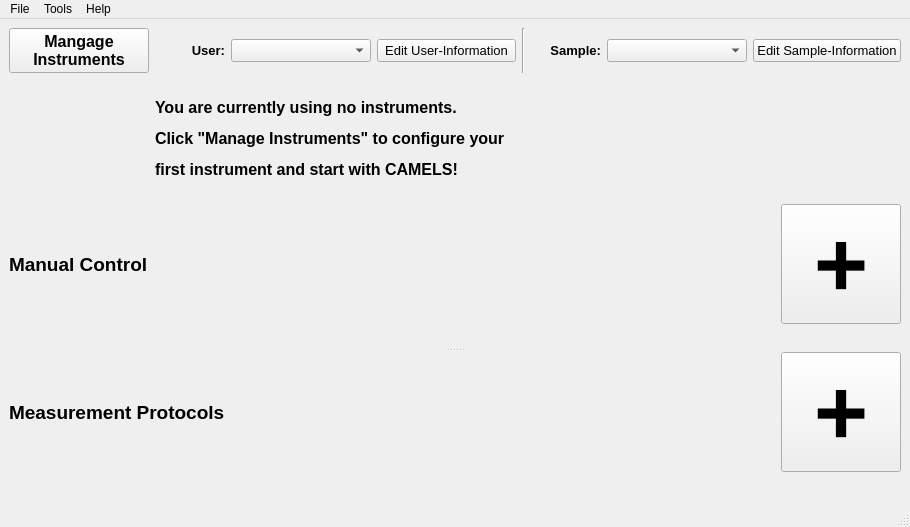
The window that CAMELS/gui/mainWindow_v2.ui (FAU-LAP/NOMAD-CAMELS) describes before a commit, drawn with Qt 5.
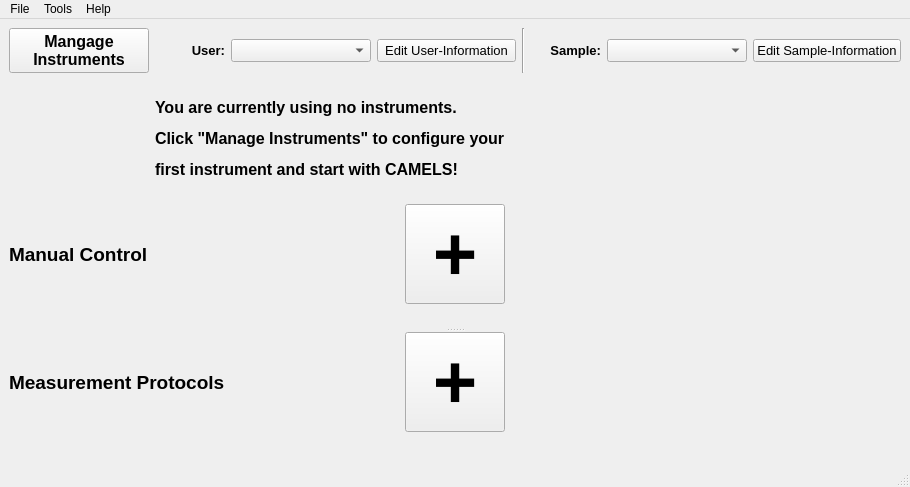
The same window after the commit.

Commit message: first good version of button area

The edit to the form file:
```diff
--- a/CAMELS/gui/mainWindow_v2.ui
+++ b/CAMELS/gui/mainWindow_v2.ui
@@ -7,7 +7,7 @@
     <x>0</x>
     <y>0</y>
     <width>910</width>
-    <height>527</height>
+    <height>487</height>
    </rect>
   </property>
   <property name="windowTitle">
@@ -162,13 +162,13 @@
           </property>
           <property name="minimumSize">
            <size>
-            <width>120</width>
-            <height>120</height>
+            <width>100</width>
+            <height>100</height>
            </size>
           </property>
           <property name="font">
            <font>
-            <pointsize>70</pointsize>
+            <pointsize>57</pointsize>
             <weight>75</weight>
             <bold>true</bold>
            </font>
@@ -178,7 +178,7 @@
           </property>
          </widget>
         </item>
-        <item row="2" column="0" colspan="2">
+        <item row="2" column="0" colspan="3">
          <widget class="QWidget" name="manual_buttons_widget" native="true">
           <layout class="QGridLayout" name="gridLayout_3"/>
          </widget>
@@ -211,13 +211,13 @@
           </property>
           <property name="minimumSize">
            <size>
-            <width>120</width>
-            <height>120</height>
+            <width>100</width>
+            <height>100</height>
            </size>
           </property>
           <property name="font">
            <font>
-            <pointsize>70</pointsize>
+            <pointsize>57</pointsize>
             <weight>75</weight>
             <bold>true</bold>
            </font>
@@ -227,7 +227,7 @@
           </property>
          </widget>
         </item>
-        <item row="2" column="0" colspan="2">
+        <item row="2" column="0" colspan="3">
          <widget class="QWidget" name="meas_buttons_widget" native="true">
           <layout class="QGridLayout" name="gridLayout_4"/>
          </widget>
```
Left out of the diff: 2 changed lines with no effect on the pictures. The commit also changes 5 other files.
